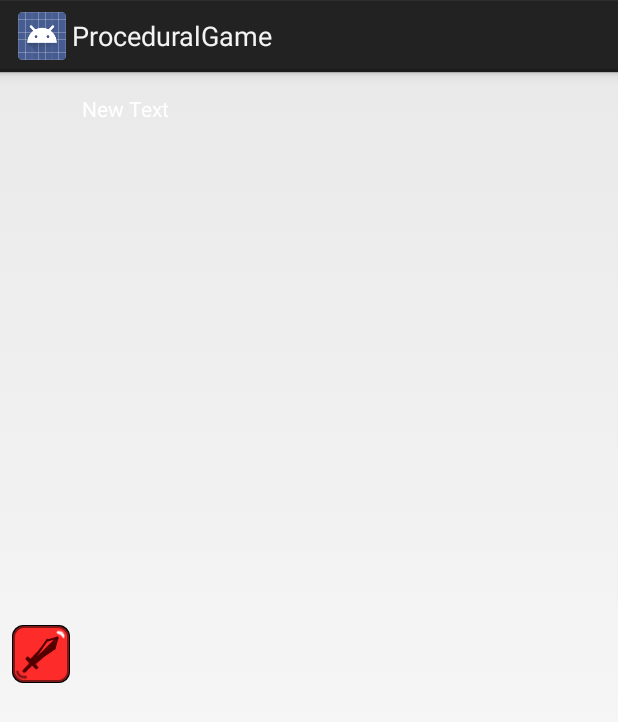
After one commit to JoeBrosnihan/CMSC425---Caravan-Heroes, an Android app: the layout layout_action_entry.xml on its own in the app's theme, with its tools: preview values and no code run, on a phone screen of 412 x 824 dp. The commit adds this screen. Shown: the top 722 px of the screen. Run offline under Robolectric (Android 15) with nearby library versions, the phone set to English and light mode, and no system bars.

Commit message:
Add ation pane, display when selecting character
Introduce tranquility, where the room becomes tranquil
once everything is finished moving and performing actions.

```diff
--- /dev/null
+++ b/app/src/main/res/layout/layout_action_entry.xml
@@ -0,0 +1,24 @@
+<?xml version="1.0" encoding="utf-8"?>
+<LinearLayout xmlns:android="http://schemas.android.com/apk/res/android"
+              android:orientation="horizontal"
+              android:layout_width="match_parent"
+              android:layout_height="match_parent"
+              android:padding="@dimen/action_label_padding"
+              android:clickable="true">
+
+        <ImageView
+            android:layout_width="wrap_content"
+            android:layout_height="fill_parent"
+            android:id="@+id/action_icon"
+            android:src="@drawable/attack_action_icon"/>
+
+        <TextView
+            style="@style/action_label_style"
+            android:layout_width="wrap_content"
+            android:layout_height="wrap_content"
+            android:text="New Text"
+            android:id="@+id/action_label"
+            android:textColor="#ffffff"
+            android:padding="@dimen/action_label_padding"/>
+
+</LinearLayout>
--- a/app/src/main/res/values/dimens.xml
+++ b/app/src/main/res/values/dimens.xml
@@ -4,5 +4,7 @@
     <dimen name="activity_horizontal_margin">16dp</dimen>
     <dimen name="activity_vertical_margin">16dp</dimen>
     <dimen name="zero">0dp</dimen>
+    <dimen name="action_label_padding">7dp</dimen>
+    <dimen name="action_pane_width">100dp</dimen>
 
 </resources>
--- a/app/src/main/res/values/styles.xml
+++ b/app/src/main/res/values/styles.xml
@@ -17,4 +17,10 @@
         <!-- All customizations that are NOT specific to a particular API-level can go here. -->
     </style>
 
+    <style name="action_label_style">
+        <item name="android:textColor">#ffffff</item>
+        <item name="android:padding">@dimen/action_label_padding</item>
+        <item name="android:width">@dimen/action_pane_width</item>
+    </style>
+
 </resources>
```
Also changed, not shown: app/src/main/java/com/joe/proceduralgame/Action.java (+16 -1 lines), app/src/main/java/com/joe/proceduralgame/Character.java (+15 -0 lines), app/src/main/java/com/joe/proceduralgame/Controller.java (+9 -19 lines), app/src/main/java/com/joe/proceduralgame/DungeonManager.java (+32 -7 lines), app/src/main/java/com/joe/proceduralgame/GUIManager.java (added, +53 -0 lines), app/src/main/java/com/joe/proceduralgame/GameActivity.java (+5 -2 lines), app/src/main/java/com/joe/proceduralgame/GameGLView.java (+4 -3 lines), app/src/main/res/layout/activity_game.xml (+7 -0 lines), app/src/main/res/drawable-hdpi/attack_action_icon.png (added).
